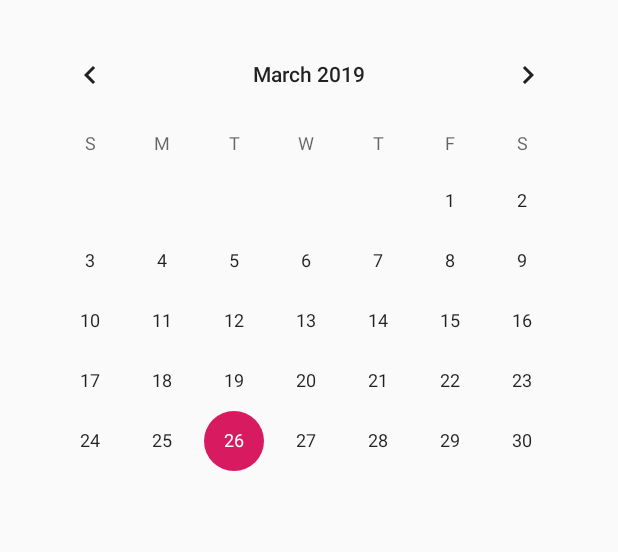
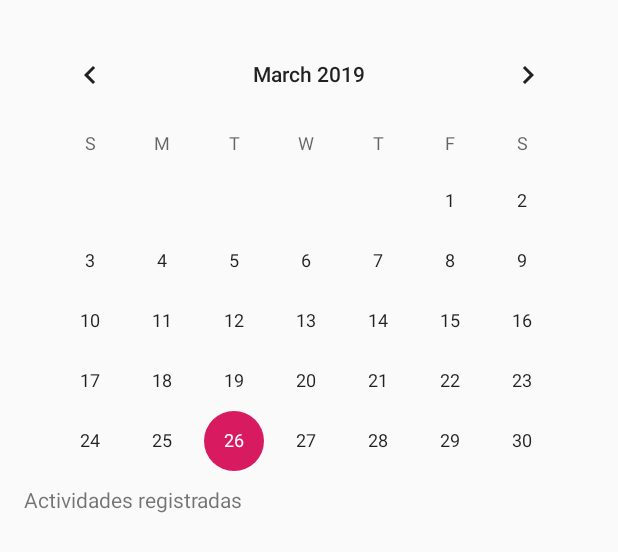
Before and after one commit to JuanfAlfonso/Tiempo, an Android app: the layout activity_calendario.xml on its own in the app's theme, with its tools: preview values and no code run, on a phone screen of 412 x 824 dp. Shown: the top 552 px of the screen. Run offline under Robolectric (Android 15) with nearby library versions, the light colour scheme and no system bars.

Commit message:
Text edit añadido para la vista del calendario, para posterior consulta y añadir la informacion ahi

```diff
--- a/app/src/main/res/layout/activity_calendario.xml
+++ b/app/src/main/res/layout/activity_calendario.xml
@@ -22,6 +22,13 @@
                 android:id="@+id/calendar"
                 android:layout_width="match_parent"
                 android:layout_height="307dp"></CalendarView>
+
+            <TextView
+                android:id="@+id/Actividades"
+                android:layout_width="match_parent"
+                android:layout_height="match_parent"
+                android:text="TextView"
+                tools:text="Actividades registradas" />
         </LinearLayout>
     </ScrollView>
 
```
